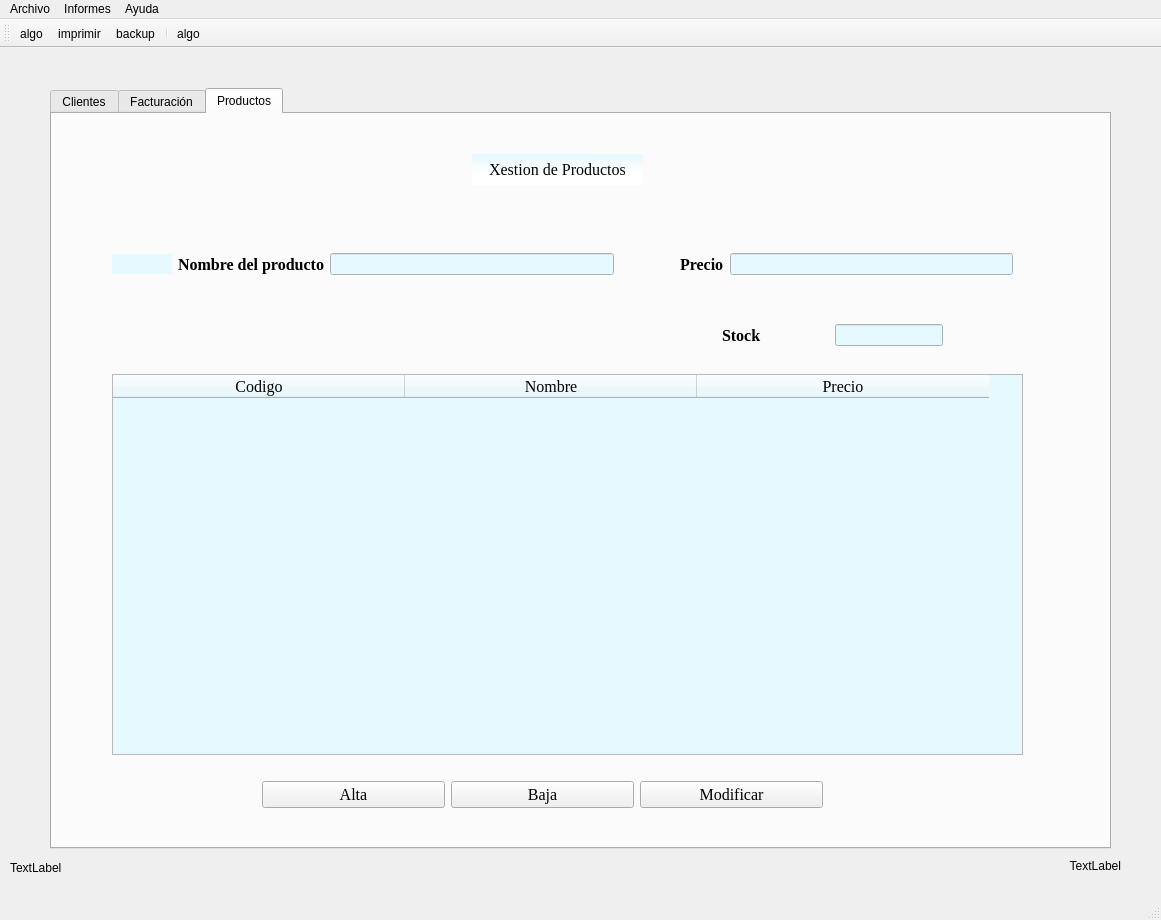
The window that Ventana.ui (roxep5/PrimerProyectoPython) describes before a commit, drawn with Qt 5.
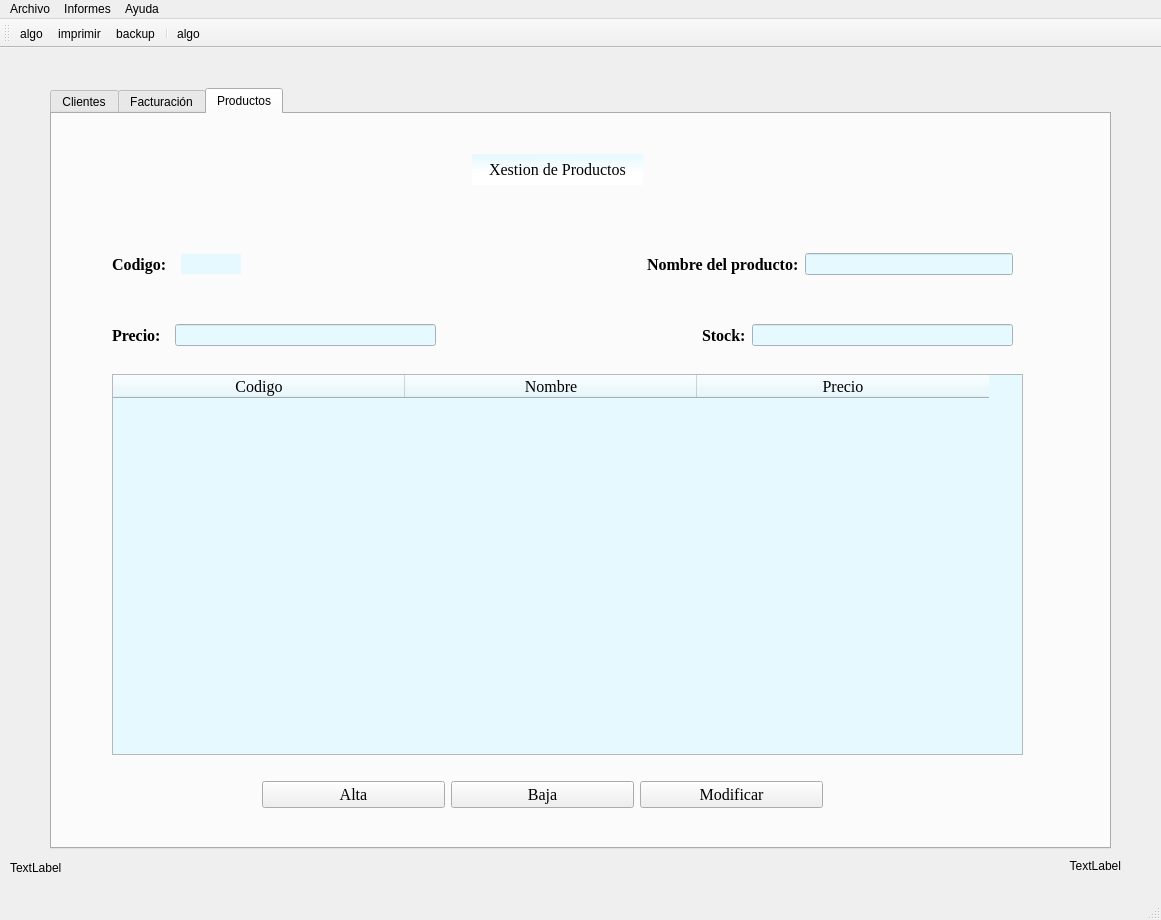
The same window after the commit. The open tabs and pages were chosen to show the change. Icons and pictures are not drawn.

Patch:
```diff
--- a/Ventana.ui
+++ b/Ventana.ui
@@ -1573,6 +1573,21 @@
        </rect>
       </property>
       <layout class="QHBoxLayout" name="horizontalLayout_8">
+       <item>
+        <widget class="QLabel" name="lblNomeProd_2">
+         <property name="font">
+          <font>
+           <family>Times New Roman</family>
+           <pointsize>12</pointsize>
+           <weight>75</weight>
+           <bold>true</bold>
+          </font>
+         </property>
+         <property name="text">
+          <string>Codigo:  </string>
+         </property>
+        </widget>
+       </item>
        <item>
         <widget class="QLineEdit" name="editCod">
          <property name="minimumSize">
@@ -1607,6 +1622,22 @@
          </property>
         </widget>
        </item>
+       <item>
+        <spacer name="horizontalSpacer_5">
+         <property name="orientation">
+          <enum>Qt::Horizontal</enum>
+         </property>
+         <property name="sizeType">
+          <enum>QSizePolicy::Fixed</enum>
+         </property>
+         <property name="sizeHint" stdset="0">
+          <size>
+           <width>400</width>
+           <height>30</height>
+          </size>
+         </property>
+        </spacer>
+       </item>
        <item>
         <widget class="QLabel" name="lblNomeProd">
          <property name="font">
@@ -1618,7 +1649,7 @@
           </font>
          </property>
          <property name="text">
-          <string>Nombre del producto</string>
+          <string>Nombre del producto:</string>
          </property>
         </widget>
        </item>
@@ -1629,44 +1660,6 @@
          </property>
         </widget>
        </item>
-       <item>
-        <spacer name="horizontalSpacer_5">
-         <property name="orientation">
-          <enum>Qt::Horizontal</enum>
-         </property>
-         <property name="sizeType">
-          <enum>QSizePolicy::Fixed</enum>
-         </property>
-         <property name="sizeHint" stdset="0">
-          <size>
-           <width>60</width>
-           <height>30</height>
-          </size>
-         </property>
-        </spacer>
-       </item>
-       <item>
-        <widget class="QLabel" name="lblPrecioProd">
-         <property name="font">
-          <font>
-           <family>Times New Roman</family>
-           <pointsize>12</pointsize>
-           <weight>75</weight>
-           <bold>true</bold>
-          </font>
-         </property>
-         <property name="text">
-          <string>Precio</string>
-         </property>
-        </widget>
-       </item>
-       <item>
-        <widget class="QLineEdit" name="editPrecioProd">
-         <property name="styleSheet">
-          <string notr="true">background-color: rgb(229, 249, 255)</string>
-         </property>
-        </widget>
-       </item>
       </layout>
      </widget>
      <widget class="QWidget" name="layoutWidget">
@@ -1720,18 +1713,18 @@
        </item>
       </layout>
      </widget>
-     <widget class="QWidget" name="">
+     <widget class="QWidget" name="layoutWidget">
       <property name="geometry">
        <rect>
-        <x>670</x>
+        <x>60</x>
         <y>210</y>
-        <width>221</width>
+        <width>901</width>
         <height>22</height>
        </rect>
       </property>
       <layout class="QHBoxLayout" name="horizontalLayout_12">
        <item>
-        <widget class="QLabel" name="lblStock">
+        <widget class="QLabel" name="lblPrecioProd">
          <property name="font">
           <font>
            <family>Times New Roman</family>
@@ -1741,7 +1734,14 @@
           </font>
          </property>
          <property name="text">
-          <string>Stock</string>
+          <string>Precio:  </string>
+         </property>
+        </widget>
+       </item>
+       <item>
+        <widget class="QLineEdit" name="editPrecioProd">
+         <property name="styleSheet">
+          <string notr="true">background-color: rgb(229, 249, 255)</string>
          </property>
         </widget>
        </item>
@@ -1752,12 +1752,27 @@
          </property>
          <property name="sizeHint" stdset="0">
           <size>
-           <width>40</width>
+           <width>20</width>
            <height>20</height>
           </size>
          </property>
         </spacer>
        </item>
+       <item>
+        <widget class="QLabel" name="lblStock">
+         <property name="font">
+          <font>
+           <family>Times New Roman</family>
+           <pointsize>12</pointsize>
+           <weight>75</weight>
+           <bold>true</bold>
+          </font>
+         </property>
+         <property name="text">
+          <string>Stock:</string>
+         </property>
+        </widget>
+       </item>
        <item>
         <widget class="QLineEdit" name="editStock">
          <property name="styleSheet">
```
Left out of the diff: 4 changed lines with no effect on the pictures.
